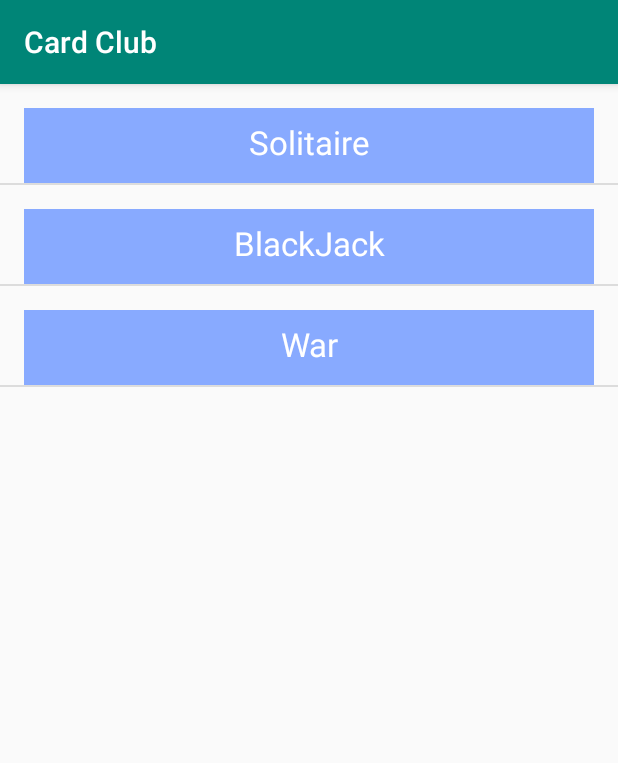
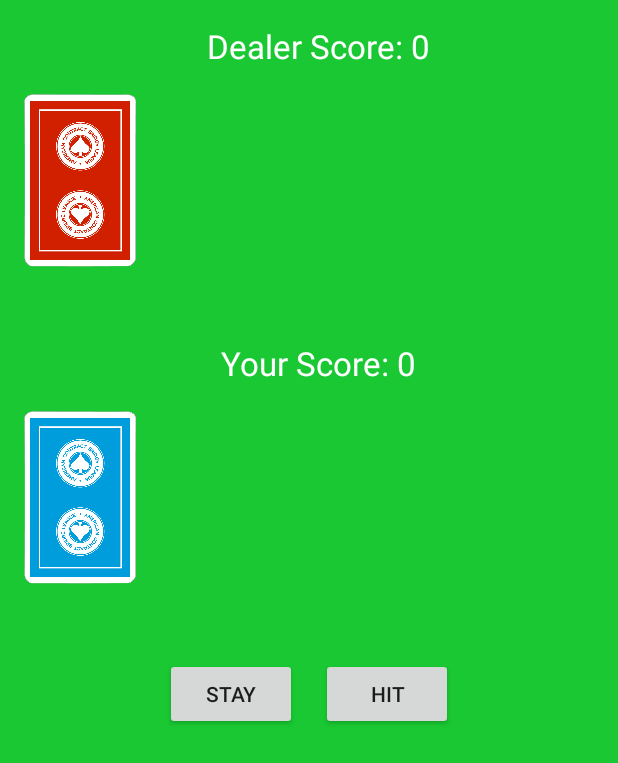
Before and after one commit to Harrison-Wall/CardClub, an Android app: the screen it shows after launch (MainActivity before the commit, BlackJack after it), after a tap on "BlackJack", on a phone screen of 412 x 824 dp. Shown: the top 763 px of the screen. Run offline under Robolectric (Android 15) with nearby library versions, the phone set to English and light mode, and no system bars.

Commit message:
Created BlackJack View

```diff
--- a/CardClub/app/src/main/AndroidManifest.xml
+++ b/CardClub/app/src/main/AndroidManifest.xml
@@ -10,7 +10,7 @@
         android:supportsRtl="true"
         android:theme="@style/AppTheme">
 
-        <activity android:name=".MainActivity">
+        <activity android:name="com.example.android.cardclub.MainActivity">
             <intent-filter>
                 <action android:name="android.intent.action.MAIN" />
 
@@ -18,12 +18,17 @@
             </intent-filter>
         </activity>
 
-        <activity android:name=".Solitaire"
+        <activity android:name="com.example.android.cardclub.Solitaire"
             android:label="Solitaire">
         </activity>
 
-        <activity android:name=".War"
+        <activity android:name="com.example.android.cardclub.War"
             android:label="War">
+        </activity>
+
+        <activity android:name="com.example.android.cardclub.BlackJack"
+            android:label="BlackJack">
+
         </activity>
 
     </application>
--- a/CardClub/app/src/main/java/com/example/android/cardclub/BlackJack.java
+++ b/CardClub/app/src/main/java/com/example/android/cardclub/BlackJack.java
@@ -3,12 +3,29 @@ package com.example.android.cardclub;
 import android.app.Activity;
 import android.os.Bundle;
 
+import java.util.Vector;
+
 public class BlackJack extends Activity
 {
+    private Deck mDeck;
+    private int userScore, dealerScore;
+    private Vector<Card> userCards, dealerCards;
+
     @Override
     protected void onCreate(Bundle savedInstanceState)
     {
         super.onCreate(savedInstanceState);
+        setContentView(R.layout.black_view);
 
+        mDeck = new Deck(this);
+        mDeck.shuffleDeck();
+
+        userScore = 0;
+        userCards = new Vector<Card>();
+
+        dealerScore = 0;
+        dealerCards = new Vector<Card>();
     }
+
+
 }
--- a/CardClub/app/src/main/java/com/example/android/cardclub/GameInfoAdapter.java
+++ b/CardClub/app/src/main/java/com/example/android/cardclub/GameInfoAdapter.java
@@ -1,8 +1,6 @@
 package com.example.android.cardclub;
 
 import android.content.Context;
-import android.support.annotation.NonNull;
-import android.support.annotation.Nullable;
 import android.view.LayoutInflater;
 import android.view.View;
 import android.view.ViewGroup;
--- a/CardClub/app/src/main/java/com/example/android/cardclub/War.java
+++ b/CardClub/app/src/main/java/com/example/android/cardclub/War.java
@@ -35,7 +35,7 @@ public class War extends Activity
 
         // Set up piles and stacks
         mDeck = new Deck(this);
-        //mDeck.shuffleDeck();
+        mDeck.shuffleDeck();
 
         userStack = new Stack<Card>();
         userQueue = new LinkedList<Card>();
@@ -218,8 +218,7 @@ public class War extends Activity
             @Override
             public void onClick(DialogInterface dialog, int which)
             {
-                // TODO: Reset Game Data
-                onCreate(pSavedSate);
+                onCreate(pSavedSate); // New Game
             }
         });
 
--- a/CardClub/app/src/main/java/com/example/android/cardclub/testClasses/CustomDrawableView.java
+++ b/CardClub/app/src/main/java/com/example/android/cardclub/testClasses/CustomDrawableView.java
@@ -5,8 +5,6 @@ import android.graphics.Canvas;
 import android.graphics.drawable.ShapeDrawable;
 import android.graphics.drawable.shapes.OvalShape;
 import android.view.View;
-
-import com.example.android.cardclub.testClasses.testDrawable;
 
 public class CustomDrawableView extends View
 {
--- /dev/null
+++ b/CardClub/app/src/main/res/layout/black_view.xml
@@ -0,0 +1,124 @@
+<?xml version="1.0" encoding="utf-8"?>
+<LinearLayout
+    xmlns:android="http://schemas.android.com/apk/res/android"
+    android:layout_width="match_parent"
+    android:layout_height="match_parent"
+    android:orientation="vertical"
+    android:background="@color/background">
+
+    <LinearLayout
+        android:id="@+id/dealer_group"
+        android:layout_width="match_parent"
+        android:layout_height="wrap_content"
+        android:padding="16dp"
+        android:orientation="vertical">
+
+        <RelativeLayout
+            android:layout_width="match_parent"
+            android:layout_height="wrap_content">
+
+            <TextView
+                android:id="@+id/dealer_score_text"
+                android:layout_width="wrap_content"
+                android:layout_height="wrap_content"
+                android:layout_centerHorizontal="true"
+                style="@style/testStyle"
+                android:text="Dealer Score: " />
+
+            <TextView
+                android:id="@+id/dealer_score"
+                android:layout_width="wrap_content"
+                android:layout_height="wrap_content"
+                style="@style/testStyle"
+                android:layout_toRightOf="@id/dealer_score_text"
+                android:text="0"/>
+
+        </RelativeLayout>
+
+        <RelativeLayout
+            android:layout_width="wrap_content"
+            android:layout_height="wrap_content">
+
+            <ImageView
+                android:layout_width="75dp"
+                android:layout_height="150dp"
+                android:src="@drawable/red_back"/>
+
+        </RelativeLayout>
+
+    </LinearLayout>
+
+    <LinearLayout
+        android:id="@+id/user_group"
+        android:layout_width="match_parent"
+        android:layout_height="wrap_content"
+        android:padding="16dp"
+        android:orientation="vertical">
+
+        <RelativeLayout
+            android:layout_width="match_parent"
+            android:layout_height="wrap_content">
+
+            <TextView
+                android:id="@+id/user_score_text"
+                android:layout_width="wrap_content"
+                android:layout_height="wrap_content"
+                android:layout_centerHorizontal="true"
+                style="@style/testStyle"
+                android:text="Your Score: " />
+
+            <TextView
+                android:id="@+id/user_score"
+                android:layout_width="wrap_content"
+                android:layout_height="wrap_content"
+                style="@style/testStyle"
+                android:layout_toRightOf="@id/user_score_text"
+                android:text="0"/>
+
+        </RelativeLayout>
+
+        <RelativeLayout
+            android:layout_width="wrap_content"
+            android:layout_height="wrap_content">
+
+            <ImageView
+                android:layout_width="75dp"
+                android:layout_height="150dp"
+                android:src="@drawable/blue_back"/>
+
+        </RelativeLayout>
+
+    </LinearLayout>
+
+    <RelativeLayout
+        android:padding="16dp"
+        android:id="@+id/btn_group"
+        android:layout_width="match_parent"
+        android:layout_height="wrap_content">
+
+        <Button
+            android:id="@+id/hit_btn"
+            android:layout_width="wrap_content"
+            android:layout_height="wrap_content"
+            android:layout_toLeftOf="@id/divider"
+            android:text="stay"/>
+
+        <View
+            android:id="@+id/divider"
+            android:layout_width="0dp"
+            android:layout_height="0dp"
+            android:layout_marginLeft="8dp"
+            android:layout_marginRight="8dp"
+            android:layout_centerHorizontal="true"/>
+
+        <Button
+            android:id="@+id/stay_btn"
+            android:layout_width="wrap_content"
+            android:layout_height="wrap_content"
+            android:layout_toRightOf="@id/divider"
+            android:text="Hit"/>
+
+    </RelativeLayout>
+
+
+</LinearLayout>
```
